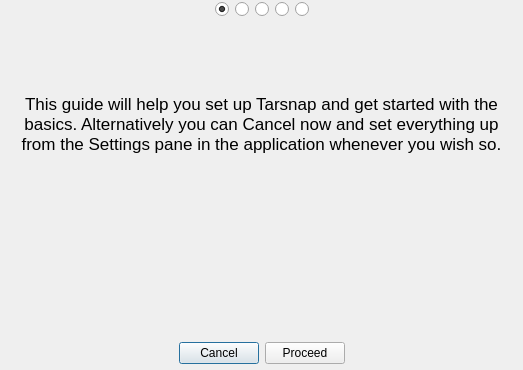
This is setupdialog.ui in Tarsnap/tarsnap-gui as Qt 5 draws it before an edit. The edited form follows.
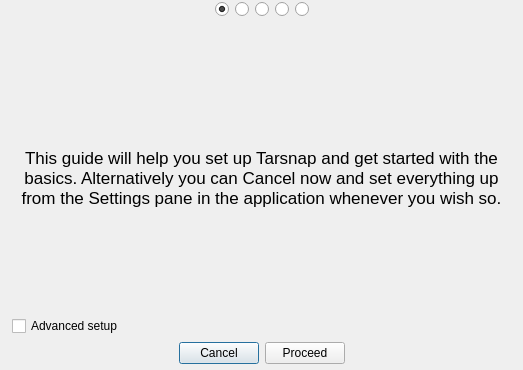
This is the edited form. Icons and pictures are not drawn.

Commit message: First stage implementation for the Setup Wizard.

The edit to the form file:
```diff
--- a/setupdialog.ui
+++ b/setupdialog.ui
@@ -156,7 +156,7 @@
       <number>0</number>
      </property>
      <widget class="QWidget" name="welcomePage">
-      <layout class="QGridLayout" name="gridLayout">
+      <layout class="QVBoxLayout" name="verticalLayout_6">
        <property name="leftMargin">
         <number>12</number>
        </property>
@@ -169,7 +169,61 @@
        <property name="bottomMargin">
         <number>0</number>
        </property>
-       <item row="3" column="0" colspan="2" alignment="Qt::AlignBottom">
+       <item>
+        <spacer name="verticalSpacer_2">
+         <property name="orientation">
+          <enum>Qt::Vertical</enum>
+         </property>
+         <property name="sizeHint" stdset="0">
+          <size>
+           <width>20</width>
+           <height>40</height>
+          </size>
+         </property>
+        </spacer>
+       </item>
+       <item>
+        <widget class="QLabel" name="infoLabel">
+         <property name="font">
+          <font>
+           <pointsize>13</pointsize>
+          </font>
+         </property>
+         <property name="text">
+          <string>This guide will help you set up Tarsnap and get started with the basics. Alternatively you can Cancel now and set everything up from the Settings pane in the application whenever you wish so.</string>
+         </property>
+         <property name="alignment">
+          <set>Qt::AlignCenter</set>
+         </property>
+         <property name="wordWrap">
+          <bool>true</bool>
+         </property>
+        </widget>
+       </item>
+       <item>
+        <spacer name="verticalSpacer">
+         <property name="orientation">
+          <enum>Qt::Vertical</enum>
+         </property>
+         <property name="sizeType">
+          <enum>QSizePolicy::Expanding</enum>
+         </property>
+         <property name="sizeHint" stdset="0">
+          <size>
+           <width>20</width>
+           <height>40</height>
+          </size>
+         </property>
+        </spacer>
+       </item>
+       <item alignment="Qt::AlignBottom">
+        <widget class="QCheckBox" name="advancedSettingsCheckBox">
+         <property name="text">
+          <string>Advanced setup</string>
+         </property>
+        </widget>
+       </item>
+       <item alignment="Qt::AlignBottom">
         <widget class="QWidget" name="buttonBox" native="true">
          <layout class="QHBoxLayout" name="horizontalLayout">
           <property name="leftMargin">
@@ -239,24 +293,6 @@
          </layout>
         </widget>
        </item>
-       <item row="2" column="0" colspan="2">
-        <widget class="QLabel" name="infoLabel">
-         <property name="font">
-          <font>
-           <pointsize>13</pointsize>
-          </font>
-         </property>
-         <property name="text">
-          <string>This guide will help you set up Tarsnap and get started with the basics. Alternatively you can Cancel now and set everything up from the Settings pane in the application whenever you wish so.</string>
-         </property>
-         <property name="alignment">
-          <set>Qt::AlignCenter</set>
-         </property>
-         <property name="wordWrap">
-          <bool>true</bool>
-         </property>
-        </widget>
-       </item>
       </layout>
      </widget>
      <widget class="QWidget" name="tarsnapPathPage">
```
Left out of the diff: 109 changed lines with no effect on the pictures. The commit also changes 5 other files.
